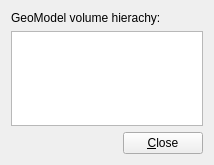
First picture: the form in VP1GeometrySystems/src/settings_treebrowser_form.ui, repository efemberg11/GeoModel_rmakhman, before the edit.
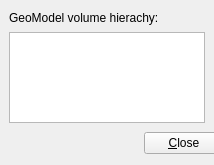
Second picture: the form after the edit. Custom widgets are drawn as their Qt base class.

Commit message: partial solution to the problem of saving geometry subtrees

Patch:
```diff
--- a/VP1GeometrySystems/src/settings_treebrowser_form.ui
+++ b/VP1GeometrySystems/src/settings_treebrowser_form.ui
@@ -12,20 +12,50 @@
   <property name="windowTitle" >
    <string>Form</string>
   </property>
-  <layout class="QVBoxLayout" name="verticalLayout" >
-   <item>
-    <widget class="QLabel" name="label" >
-     <property name="text" >
+  <widget class="QLabel" name="label">
+   <property name="geometry">
+    <rect>
+     <x>9</x>
+     <y>9</y>
+     <width>189</width>
+     <height>17</height>
+    </rect>
+   </property>
+   <property name="text">
       <string>GeoModel volume hierachy:</string>
      </property>
     </widget>
-   </item>
-   <item>
-    <widget class="VP1GeoTreeView" name="treeView_volumebrowser" />
-   </item>
-   <item>
-    <layout class="QHBoxLayout" name="_4" >
-     <item>
+  <widget class="VP1GeoTreeView" name="treeView_volumebrowser">
+   <property name="geometry">
+    <rect>
+     <x>9</x>
+     <y>32</y>
+     <width>196</width>
+     <height>91</height>
+    </rect>
+   </property>
+   <property name="selectionMode">
+    <enum>QAbstractItemView::MultiSelection</enum>
+   </property>
+  </widget>
+  <widget class="QWidget" name="layoutWidget">
+   <property name="geometry">
+    <rect>
+     <x>10</x>
+     <y>130</y>
+     <width>214</width>
+     <height>27</height>
+    </rect>
+   </property>
+   <layout class="QGridLayout" name="gridLayout">
+    <item row="0" column="1">
+     <widget class="QPushButton" name="pushButton_close">
+      <property name="text">
+       <string>&amp;Close</string>
+      </property>
+     </widget>
+    </item>
+    <item row="0" column="0">
       <spacer>
        <property name="orientation" >
         <enum>Qt::Horizontal</enum>
@@ -38,16 +68,8 @@
        </property>
       </spacer>
      </item>
-     <item>
-      <widget class="QPushButton" name="pushButton_close" >
-       <property name="text" >
-        <string>&amp;Close</string>
-       </property>
-      </widget>
-     </item>
-    </layout>
-   </item>
-  </layout>
+   </layout>
+  </widget>
  </widget>
  <customwidgets>
   <customwidget>
```
Left out of the diff: 13 changed lines with no effect on the pictures. Lines whose indentation alone changed are shown as unchanged. The commit also changes 7 other files.
